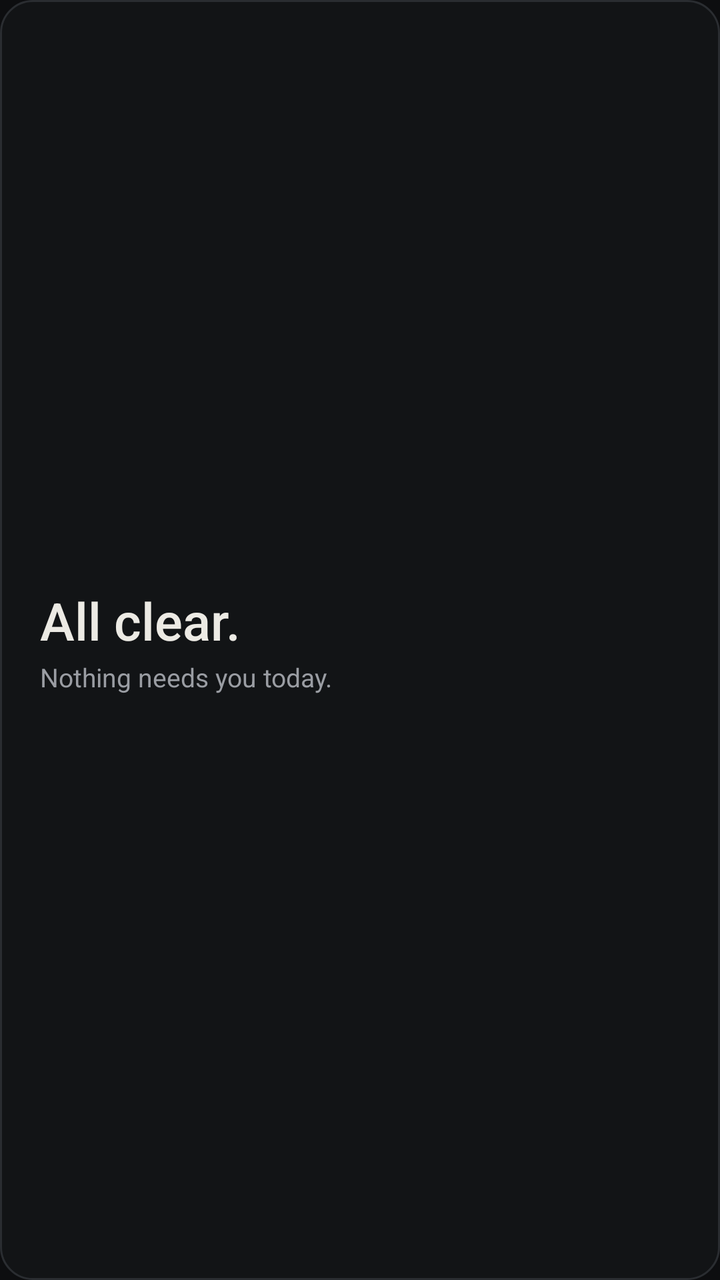
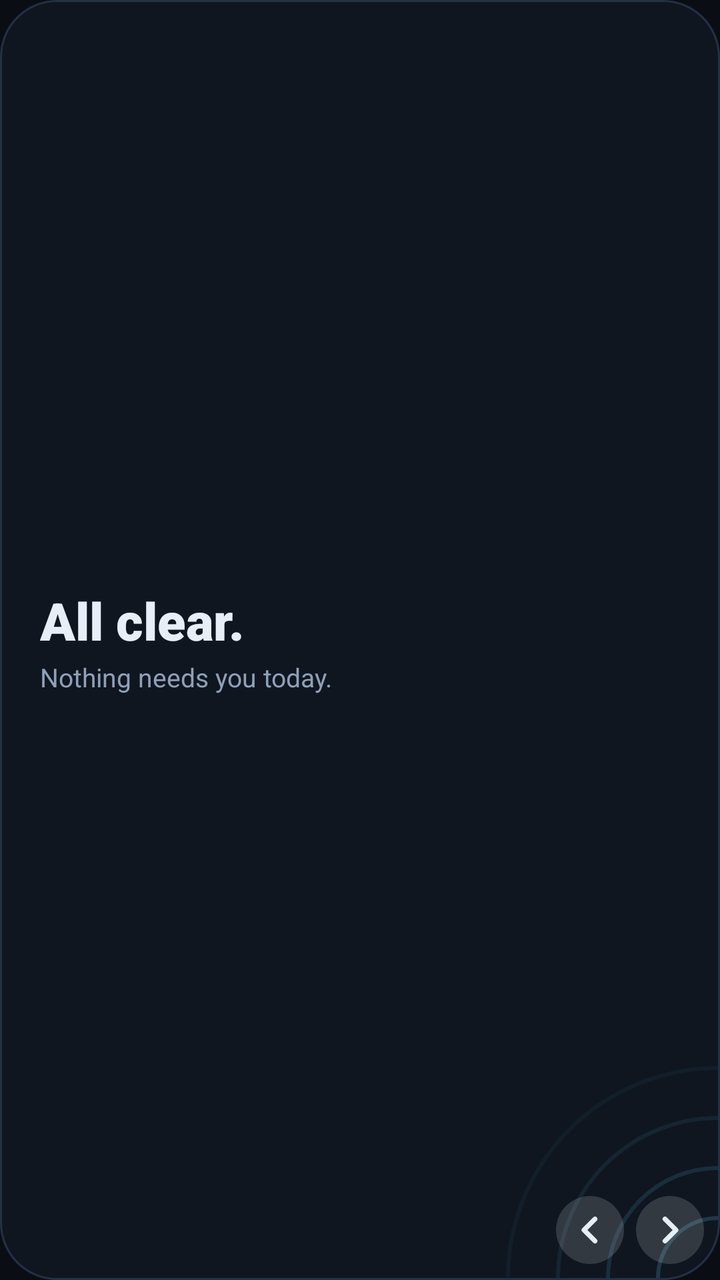

Two renders of the same Android screen: before a commit and after it. Below are the layout's source before the change and the commit's diff.
<!-- AndroidManifest.xml: application theme Theme.Kept -->
<!-- res/layout/widget_wide.xml -->
﻿<?xml version="1.0" encoding="utf-8"?>
<FrameLayout xmlns:android="http://schemas.android.com/apk/res/android"
    android:layout_width="match_parent"
    android:layout_height="match_parent"
    android:background="@drawable/widget_bg">

    <ViewFlipper
        android:id="@+id/flipper"
        android:layout_width="match_parent"
        android:layout_height="match_parent"
        android:autoStart="true"
        android:flipInterval="14000"
        android:inAnimation="@android:anim/fade_in"
        android:outAnimation="@android:anim/fade_out" />

    <LinearLayout
        android:id="@+id/empty"
        android:layout_width="match_parent"
        android:layout_height="match_parent"
        android:orientation="vertical"
        android:gravity="center_vertical|start"
        android:padding="20dp">

        <TextView
            android:layout_width="wrap_content"
            android:layout_height="wrap_content"
            android:fontFamily="sans-serif-medium"
            android:text="All clear."
            android:textColor="@color/text"
            android:textSize="26sp" />

        <TextView
            android:layout_width="wrap_content"
            android:layout_height="wrap_content"
            android:layout_marginTop="2dp"
            android:fontFamily="sans-serif"
            android:text="Nothing needs you today."
            android:textColor="@color/muted"
            android:textSize="13sp" />
    </LinearLayout>
</FrameLayout>
<!-- resources referenced by this layout -->
<resources>
  <color name="muted">#9A9DA3</color>
  <color name="text">#ECEAE4</color>
  <!-- drawable widget_bg (drawable) -->
  <?xml version="1.0" encoding="utf-8"?>
  <shape xmlns:android="http://schemas.android.com/apk/res/android" android:shape="rectangle">
      <solid android:color="@color/widget_bg" />
      <stroke android:width="1dp" android:color="@color/line" />
      <corners android:radius="16dp" />
  </shape>
  <style name="Theme.Kept" parent="android:Theme.Material.NoActionBar">
          <item name="android:windowBackground">@color/bg</item>
          <item name="android:statusBarColor">@color/bg</item>
          <item name="android:navigationBarColor">@color/bg</item>
          <item name="android:windowLightStatusBar">false</item>
          <item name="android:windowSplashScreenBackground">@color/bg</item>
      </style>
  <color name="widget_bg">#121416</color>
  <color name="line">#2A2D31</color>
  <color name="bg">#0D0E10</color>
</resources>

<!-- the commit's change to res/layout/widget_wide.xml (unified diff, before → after) -->
@@ -1,30 +1,131 @@
-﻿<?xml version="1.0" encoding="utf-8"?>
+<?xml version="1.0" encoding="utf-8"?>
 <FrameLayout xmlns:android="http://schemas.android.com/apk/res/android"
     android:layout_width="match_parent"
     android:layout_height="match_parent"
     android:background="@drawable/widget_bg">
 
     <ViewFlipper
-        android:id="@+id/flipper"
+        android:id="@+id/bg_flipper"
         android:layout_width="match_parent"
         android:layout_height="match_parent"
         android:autoStart="true"
         android:flipInterval="14000"
-        android:inAnimation="@android:anim/fade_in"
-        android:outAnimation="@android:anim/fade_out" />
+        android:inAnimation="@anim/w_bg_in"
+        android:outAnimation="@anim/w_bg_out" />
+
+    <LinearLayout
+        android:id="@+id/content"
+        android:layout_width="match_parent"
+        android:layout_height="match_parent"
+        android:orientation="vertical"
+        android:padding="16dp">
+        <LinearLayout
+            android:layout_width="match_parent"
+            android:layout_height="match_parent"
+            android:orientation="horizontal">
+
+            <LinearLayout
+                android:layout_width="wrap_content"
+                android:layout_height="match_parent"
+                android:layout_marginEnd="16dp"
+                android:gravity="center_vertical"
+                android:minWidth="56dp"
+                android:orientation="vertical">
+        <ViewFlipper
+            android:id="@+id/number_flipper"
+            android:layout_width="wrap_content"
+            android:layout_height="wrap_content"
+            
+            android:autoStart="true"
+            android:flipInterval="14000"
+            android:inAnimation="@anim/w_in_1"
+            android:outAnimation="@anim/w_out" />
+        <ViewFlipper
+            android:id="@+id/label_flipper"
+            android:layout_width="wrap_content"
+            android:layout_height="wrap_content"
+            
+            android:autoStart="true"
+            android:flipInterval="14000"
+            android:inAnimation="@anim/w_in_2"
+            android:outAnimation="@anim/w_out" />
+            </LinearLayout>
+
+            <LinearLayout
+                android:layout_width="0dp"
+                android:layout_height="match_parent"
+                android:layout_weight="1"
+                android:orientation="vertical">
+        <RelativeLayout
+            android:layout_width="match_parent"
+            android:layout_height="wrap_content">
+        <ViewFlipper
+            android:id="@+id/marker_flipper"
+            android:layout_width="wrap_content"
+            android:layout_height="wrap_content"
+            android:layout_centerVertical="true"
+            android:autoStart="true"
+            android:flipInterval="14000"
+            android:inAnimation="@anim/w_in_0"
+            android:outAnimation="@anim/w_out" />
+        <ViewFlipper
+            android:id="@+id/counter_flipper"
+            android:layout_width="60dp"
+            android:layout_height="wrap_content"
+            android:layout_alignParentEnd="true"
+            android:autoStart="true"
+            android:flipInterval="14000"
+            android:inAnimation="@anim/w_in_0"
+            android:outAnimation="@anim/w_out" />
+        </RelativeLayout>
+        <ViewFlipper
+            android:id="@+id/title_flipper"
+            android:layout_width="match_parent"
+            android:layout_height="0dp"
+            android:layout_marginTop="8dp" android:layout_weight="1"
+            android:autoStart="true"
+            android:flipInterval="14000"
+            android:inAnimation="@anim/w_in_1"
+            android:outAnimation="@anim/w_out" />
+        <ViewFlipper
+            android:id="@+id/status_flipper"
+            android:layout_width="match_parent"
+            android:layout_height="wrap_content"
+            android:layout_marginEnd="76dp"
+            android:autoStart="true"
+            android:flipInterval="14000"
+            android:inAnimation="@anim/w_in_2"
+            android:outAnimation="@anim/w_out" />
+        <ViewFlipper
+            android:id="@+id/date_flipper"
+            android:layout_width="match_parent"
+            android:layout_height="wrap_content"
+            android:layout_marginEnd="76dp"
+            android:autoStart="true"
+            android:flipInterval="14000"
+            android:inAnimation="@anim/w_in_3"
+            android:outAnimation="@anim/w_out" />
+            </LinearLayout>
+        </LinearLayout>
+    </LinearLayout>
+
+    <FrameLayout
+        android:id="@+id/tap_area"
+        android:layout_width="match_parent"
+        android:layout_height="match_parent" />
 
     <LinearLayout
         android:id="@+id/empty"
         android:layout_width="match_parent"
         android:layout_height="match_parent"
+        android:gravity="center_vertical|start"
         android:orientation="vertical"
-        android:gravity="center_vertical|start"
         android:padding="20dp">
 
         <TextView
             android:layout_width="wrap_content"
             android:layout_height="wrap_content"
-            android:fontFamily="sans-serif-medium"
+            android:fontFamily="sans-serif-black"
             android:text="All clear."
             android:textColor="@color/text"
             android:textSize="26sp" />
@@ -38,4 +139,36 @@
             android:textColor="@color/muted"
             android:textSize="13sp" />
     </LinearLayout>
+
+    <include layout="@layout/widget_flip_buttons" />
 </FrameLayout>
+<!-- res/layout/widget_flip_buttons.xml (included above) -->
+<?xml version="1.0" encoding="utf-8"?>
+<LinearLayout xmlns:android="http://schemas.android.com/apk/res/android"
+    android:id="@+id/flip_buttons"
+    android:layout_width="wrap_content"
+    android:layout_height="wrap_content"
+    android:layout_gravity="bottom|end"
+    android:layout_marginEnd="8dp"
+    android:layout_marginBottom="8dp"
+    android:orientation="horizontal">
+
+    <ImageView
+        android:id="@+id/btn_prev"
+        android:layout_width="34dp"
+        android:layout_height="34dp"
+        android:background="@drawable/flip_btn_bg"
+        android:contentDescription="Previous"
+        android:padding="5dp"
+        android:src="@drawable/ic_chev_left" />
+
+    <ImageView
+        android:id="@+id/btn_next"
+        android:layout_width="34dp"
+        android:layout_height="34dp"
+        android:layout_marginStart="6dp"
+        android:background="@drawable/flip_btn_bg"
+        android:contentDescription="Next"
+        android:padding="5dp"
+        android:src="@drawable/ic_chev_right" />
+</LinearLayout>
<!-- resource entries referenced after the edit -->
@@ -1,14 +1,42 @@
 <!-- resources referenced by this layout -->
 <resources>
-  <color name="muted">#9A9DA3</color>
-  <color name="text">#ECEAE4</color>
+  <color name="muted">#8FA0B8</color>
+  <color name="text">#E8EEF6</color>
+  <!-- drawable flip_btn_bg (drawable) -->
+  <?xml version="1.0" encoding="utf-8"?>
+  <shape xmlns:android="http://schemas.android.com/apk/res/android" android:shape="oval">
+      <solid android:color="#26FFFFFF" />
+  </shape>
+  <!-- drawable ic_chev_left (drawable) -->
+  <?xml version="1.0" encoding="utf-8"?>
+  <vector xmlns:android="http://schemas.android.com/apk/res/android"
+      android:width="24dp" android:height="24dp" android:viewportWidth="24" android:viewportHeight="24">
+      <path android:pathData="M14.5,6.5 L9,12 L14.5,17.5" android:strokeColor="#E8EEF6" android:strokeWidth="2.4" android:strokeLineCap="round" android:strokeLineJoin="round" />
+  </vector>
+  <!-- drawable ic_chev_right (drawable) -->
+  <?xml version="1.0" encoding="utf-8"?>
+  <vector xmlns:android="http://schemas.android.com/apk/res/android"
+      android:width="24dp" android:height="24dp" android:viewportWidth="24" android:viewportHeight="24">
+      <path android:pathData="M9.5,6.5 L15,12 L9.5,17.5" android:strokeColor="#E8EEF6" android:strokeWidth="2.4" android:strokeLineCap="round" android:strokeLineJoin="round" />
+  </vector>
   <!-- drawable widget_bg (drawable) -->
   <?xml version="1.0" encoding="utf-8"?>
-  <shape xmlns:android="http://schemas.android.com/apk/res/android" android:shape="rectangle">
-      <solid android:color="@color/widget_bg" />
-      <stroke android:width="1dp" android:color="@color/line" />
-      <corners android:radius="16dp" />
-  </shape>
+  <layer-list xmlns:android="http://schemas.android.com/apk/res/android">
+      <item>
+          <shape android:shape="rectangle">
+              <solid android:color="@color/widget_bg" />
+              <stroke android:width="1dp" android:color="@color/line" />
+              <corners android:radius="28dp" />
+          </shape>
+      </item>
+      <item
+          android:width="120dp"
+          android:height="120dp"
+          android:bottom="1dp"
+          android:right="1dp"
+          android:gravity="bottom|end"
+          android:drawable="@drawable/pattern_arcs" />
+  </layer-list>
   <style name="Theme.Kept" parent="android:Theme.Material.NoActionBar">
           <item name="android:windowBackground">@color/bg</item>
           <item name="android:statusBarColor">@color/bg</item>
@@ -16,8 +44,17 @@
           <item name="android:windowLightStatusBar">false</item>
           <item name="android:windowSplashScreenBackground">@color/bg</item>
       </style>
-  <color name="widget_bg">#121416</color>
-  <color name="line">#2A2D31</color>
-  <color name="bg">#0D0E10</color>
+  <color name="widget_bg">#0F1620</color>
+  <color name="line">#243044</color>
+  <!-- drawable pattern_arcs (drawable) -->
+  <?xml version="1.0" encoding="utf-8"?>
+  <vector xmlns:android="http://schemas.android.com/apk/res/android"
+      android:width="120dp" android:height="120dp" android:viewportWidth="120" android:viewportHeight="120">
+      <path android:pathData="M90,120 A30,30 0 0 1 120,90" android:strokeColor="#5EC8F2" android:strokeAlpha="0.20" android:strokeWidth="2" />
+      <path android:pathData="M65,120 A55,55 0 0 1 120,65" android:strokeColor="#5EC8F2" android:strokeAlpha="0.14" android:strokeWidth="2" />
+      <path android:pathData="M40,120 A80,80 0 0 1 120,40" android:strokeColor="#5EC8F2" android:strokeAlpha="0.09" android:strokeWidth="2" />
+      <path android:pathData="M15,120 A105,105 0 0 1 120,15" android:strokeColor="#5EC8F2" android:strokeAlpha="0.05" android:strokeWidth="2" />
+  </vector>
+  <color name="bg">#0A0E14</color>
 </resources>
 
